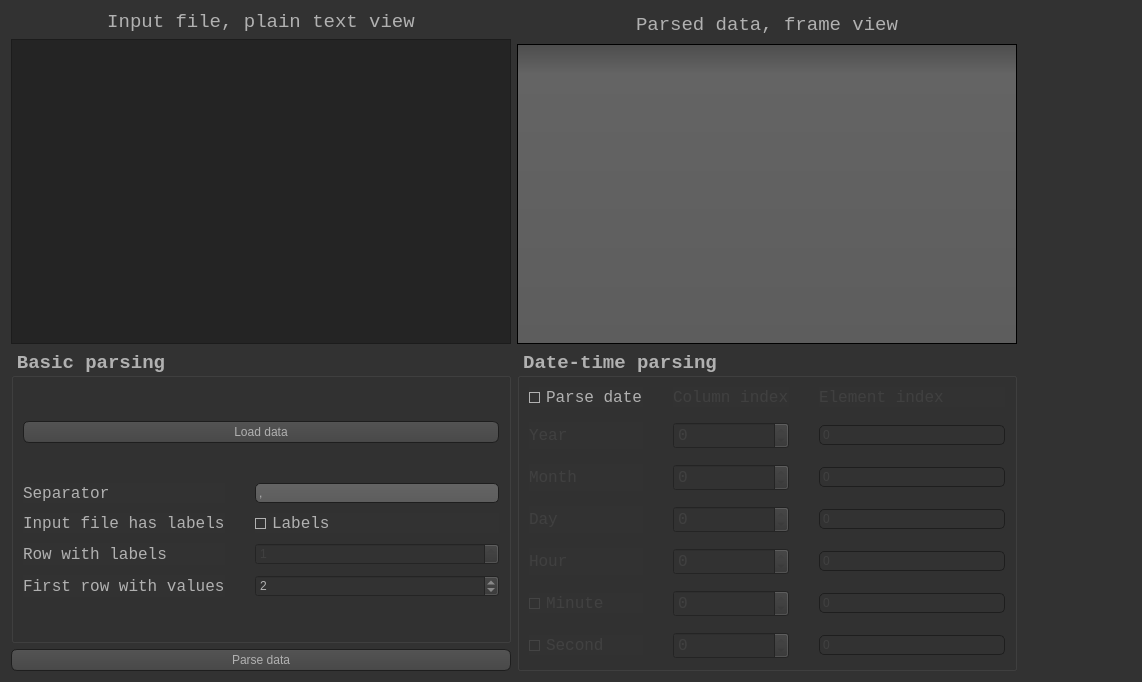
Qt form QtGUI/ParseDialog.ui (georgebv/PyEVA) before a commit.
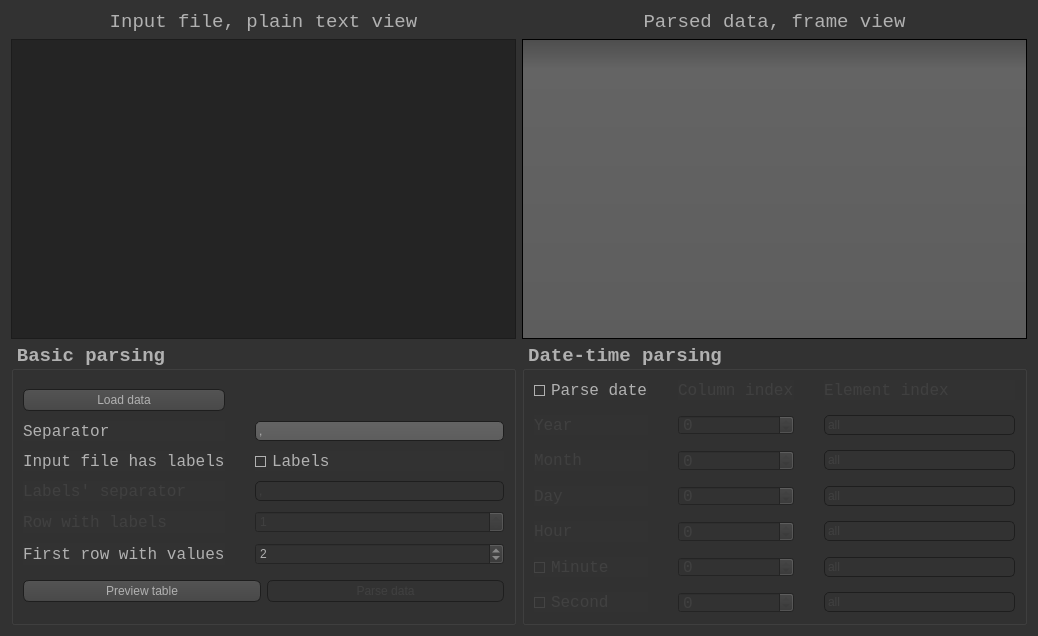
The same form after that commit. Icons and pictures are not drawn.

Diff of the .ui file:
```diff
--- a/QtGUI/ParseDialog.ui
+++ b/QtGUI/ParseDialog.ui
@@ -6,14 +6,14 @@
    <rect>
     <x>0</x>
     <y>0</y>
-    <width>1142</width>
-    <height>682</height>
+    <width>1038</width>
+    <height>636</height>
    </rect>
   </property>
   <property name="minimumSize">
    <size>
-    <width>1142</width>
-    <height>682</height>
+    <width>1038</width>
+    <height>636</height>
    </size>
   </property>
   <property name="windowTitle">
@@ -486,14 +486,8 @@
     border: 1px solid #444;
 }</string>
   </property>
-  <layout class="QFormLayout" name="formLayout">
+  <layout class="QGridLayout" name="gridLayout_3">
    <item row="0" column="0">
-    <layout class="QVBoxLayout" name="verticalLayout_4">
-     <item>
-      <layout class="QHBoxLayout" name="horizontalLayout_2">
-       <item>
-        <layout class="QVBoxLayout" name="verticalLayout_3">
-         <item>
           <widget class="QLabel" name="label">
            <property name="font">
             <font>
@@ -509,7 +503,29 @@
            </property>
           </widget>
          </item>
-         <item>
+   <item row="0" column="1">
+    <widget class="QLabel" name="label_2">
+     <property name="sizePolicy">
+      <sizepolicy hsizetype="Preferred" vsizetype="Preferred">
+       <horstretch>0</horstretch>
+       <verstretch>0</verstretch>
+      </sizepolicy>
+     </property>
+     <property name="font">
+      <font>
+       <family>Lucida Console</family>
+       <pointsize>14</pointsize>
+      </font>
+     </property>
+     <property name="text">
+      <string>Parsed data, frame view</string>
+     </property>
+     <property name="alignment">
+      <set>Qt::AlignCenter</set>
+     </property>
+    </widget>
+   </item>
+   <item row="1" column="0">
           <widget class="QPlainTextEdit" name="plainTextEdit">
            <property name="minimumSize">
             <size>
@@ -534,33 +550,7 @@
            </property>
           </widget>
          </item>
-        </layout>
-       </item>
-       <item>
-        <layout class="QVBoxLayout" name="verticalLayout_2">
-         <item>
-          <widget class="QLabel" name="label_2">
-           <property name="sizePolicy">
-            <sizepolicy hsizetype="Preferred" vsizetype="Preferred">
-             <horstretch>0</horstretch>
-             <verstretch>0</verstretch>
-            </sizepolicy>
-           </property>
-           <property name="font">
-            <font>
-             <family>Lucida Console</family>
-             <pointsize>14</pointsize>
-            </font>
-           </property>
-           <property name="text">
-            <string>Parsed data, frame view</string>
-           </property>
-           <property name="alignment">
-            <set>Qt::AlignCenter</set>
-           </property>
-          </widget>
-         </item>
-         <item>
+   <item row="1" column="1">
           <widget class="QTableWidget" name="tableWidget">
            <property name="enabled">
             <bool>true</bool>
@@ -633,15 +623,7 @@
            </attribute>
           </widget>
          </item>
-        </layout>
-       </item>
-      </layout>
-     </item>
-     <item>
-      <layout class="QHBoxLayout" name="horizontalLayout">
-       <item>
-        <layout class="QVBoxLayout" name="verticalLayout">
-         <item>
+   <item row="2" column="0">
           <widget class="QGroupBox" name="groupBox">
            <property name="sizePolicy">
             <sizepolicy hsizetype="Preferred" vsizetype="Preferred">
@@ -651,8 +633,8 @@
            </property>
            <property name="minimumSize">
             <size>
-             <width>351</width>
-             <height>149</height>
+       <width>497</width>
+       <height>282</height>
             </size>
            </property>
            <property name="font">
@@ -675,8 +657,8 @@
            <property name="checkable">
             <bool>false</bool>
            </property>
-           <layout class="QGridLayout" name="gridLayout_3">
-            <item row="1" column="0">
+     <layout class="QVBoxLayout" name="verticalLayout">
+      <item>
              <layout class="QGridLayout" name="gridLayout">
               <property name="horizontalSpacing">
                <number>30</number>
@@ -684,6 +666,65 @@
               <property name="verticalSpacing">
                <number>10</number>
               </property>
+        <item row="0" column="0">
+         <widget class="QPushButton" name="pushButton_2">
+          <property name="text">
+           <string>Load data</string>
+          </property>
+         </widget>
+        </item>
+        <item row="3" column="1">
+         <widget class="QLineEdit" name="lineEdit_8">
+          <property name="enabled">
+           <bool>false</bool>
+          </property>
+          <property name="text">
+           <string>,</string>
+          </property>
+         </widget>
+        </item>
+        <item row="1" column="1">
+         <widget class="QLineEdit" name="lineEdit">
+          <property name="text">
+           <string>,</string>
+          </property>
+         </widget>
+        </item>
+        <item row="2" column="0">
+         <widget class="QLabel" name="label_4">
+          <property name="font">
+           <font>
+            <family>Lucida Console</family>
+            <pointsize>12</pointsize>
+           </font>
+          </property>
+          <property name="text">
+           <string>Input file has labels</string>
+          </property>
+          <property name="alignment">
+           <set>Qt::AlignLeading|Qt::AlignLeft|Qt::AlignVCenter</set>
+          </property>
+         </widget>
+        </item>
+        <item row="4" column="0">
+         <widget class="QLabel" name="label_3">
+          <property name="enabled">
+           <bool>false</bool>
+          </property>
+          <property name="font">
+           <font>
+            <family>Lucida Console</family>
+            <pointsize>12</pointsize>
+           </font>
+          </property>
+          <property name="text">
+           <string>Row with labels</string>
+          </property>
+          <property name="alignment">
+           <set>Qt::AlignLeading|Qt::AlignLeft|Qt::AlignVCenter</set>
+          </property>
+         </widget>
+        </item>
               <item row="5" column="1">
                <widget class="QSpinBox" name="spinBox_2">
                 <property name="value">
@@ -691,22 +732,6 @@
                 </property>
                </widget>
               </item>
-              <item row="2" column="0">
-               <widget class="QLabel" name="label_7">
-                <property name="font">
-                 <font>
-                  <family>Lucida Console</family>
-                  <pointsize>12</pointsize>
-                 </font>
-                </property>
-                <property name="text">
-                 <string>Separator</string>
-                </property>
-                <property name="alignment">
-                 <set>Qt::AlignLeading|Qt::AlignLeft|Qt::AlignVCenter</set>
-                </property>
-               </widget>
-              </item>
               <item row="4" column="1">
                <widget class="QSpinBox" name="spinBox">
                 <property name="enabled">
@@ -717,8 +742,8 @@
                 </property>
                </widget>
               </item>
-              <item row="5" column="0">
-               <widget class="QLabel" name="label_5">
+        <item row="1" column="0">
+         <widget class="QLabel" name="label_7">
                 <property name="font">
                  <font>
                   <family>Lucida Console</family>
@@ -726,14 +751,14 @@
                  </font>
                 </property>
                 <property name="text">
-                 <string>First row with values</string>
+           <string>Separator</string>
                 </property>
                 <property name="alignment">
                  <set>Qt::AlignLeading|Qt::AlignLeft|Qt::AlignVCenter</set>
                 </property>
                </widget>
               </item>
-              <item row="3" column="1">
+        <item row="2" column="1">
                <widget class="QCheckBox" name="checkBox">
                 <property name="font">
                  <font>
@@ -746,8 +771,8 @@
                 </property>
                </widget>
               </item>
-              <item row="4" column="0">
-               <widget class="QLabel" name="label_3">
+        <item row="5" column="0">
+         <widget class="QLabel" name="label_5">
                 <property name="font">
                  <font>
                   <family>Lucida Console</family>
@@ -755,22 +780,18 @@
                  </font>
                 </property>
                 <property name="text">
-                 <string>Row with labels</string>
+           <string>First row with values</string>
                 </property>
                 <property name="alignment">
                  <set>Qt::AlignLeading|Qt::AlignLeft|Qt::AlignVCenter</set>
                 </property>
                </widget>
               </item>
-              <item row="2" column="1">
-               <widget class="QLineEdit" name="lineEdit">
-                <property name="text">
-                 <string>,</string>
-                </property>
-               </widget>
-              </item>
               <item row="3" column="0">
-               <widget class="QLabel" name="label_4">
+         <widget class="QLabel" name="label_6">
+          <property name="enabled">
+           <bool>false</bool>
+          </property>
                 <property name="font">
                  <font>
                   <family>Lucida Console</family>
@@ -778,35 +799,37 @@
                  </font>
                 </property>
                 <property name="text">
-                 <string>Input file has labels</string>
-                </property>
-                <property name="alignment">
-                 <set>Qt::AlignLeading|Qt::AlignLeft|Qt::AlignVCenter</set>
-                </property>
+           <string>Labels' separator</string>
+          </property>
                </widget>
               </item>
              </layout>
             </item>
-            <item row="0" column="0">
-             <widget class="QPushButton" name="pushButton_2">
-              <property name="text">
-               <string>Load data</string>
-              </property>
-             </widget>
-            </item>
-           </layout>
-          </widget>
-         </item>
+      <item>
+       <layout class="QHBoxLayout" name="horizontalLayout">
          <item>
           <widget class="QPushButton" name="pushButton">
            <property name="text">
+           <string>Preview table</string>
+          </property>
+         </widget>
+        </item>
+        <item>
+         <widget class="QPushButton" name="pushButton_3">
+          <property name="enabled">
+           <bool>false</bool>
+          </property>
+          <property name="text">
             <string>Parse data</string>
            </property>
           </widget>
          </item>
         </layout>
        </item>
-       <item>
+     </layout>
+    </widget>
+   </item>
+   <item row="2" column="1">
         <widget class="QGroupBox" name="groupBox_3">
          <property name="sizePolicy">
           <sizepolicy hsizetype="Preferred" vsizetype="Preferred">
@@ -816,8 +839,8 @@
          </property>
          <property name="minimumSize">
           <size>
-           <width>421</width>
-           <height>279</height>
+       <width>497</width>
+       <height>282</height>
           </size>
          </property>
          <property name="font">
@@ -840,8 +863,8 @@
             <property name="verticalSpacing">
              <number>15</number>
             </property>
-            <item row="5" column="1">
-             <widget class="QSpinBox" name="spinBox_7">
+        <item row="1" column="1">
+         <widget class="QSpinBox" name="spinBox_3">
               <property name="enabled">
                <bool>false</bool>
               </property>
@@ -853,6 +876,42 @@
               </property>
              </widget>
             </item>
+        <item row="2" column="1">
+         <widget class="QSpinBox" name="spinBox_4">
+          <property name="enabled">
+           <bool>false</bool>
+          </property>
+          <property name="font">
+           <font>
+            <family>Lucida Console</family>
+            <pointsize>12</pointsize>
+           </font>
+          </property>
+         </widget>
+        </item>
+        <item row="3" column="1">
+         <widget class="QSpinBox" name="spinBox_5">
+          <property name="enabled">
+           <bool>false</bool>
+          </property>
+          <property name="font">
+           <font>
+            <family>Lucida Console</family>
+            <pointsize>12</pointsize>
+           </font>
+          </property>
+         </widget>
+        </item>
+        <item row="1" column="2">
+         <widget class="QLineEdit" name="lineEdit_2">
+          <property name="enabled">
+           <bool>false</bool>
+          </property>
+          <property name="text">
+           <string>all</string>
+          </property>
+         </widget>
+        </item>
             <item row="0" column="2">
              <widget class="QLabel" name="label_9">
               <property name="enabled">
@@ -872,21 +931,11 @@
               </property>
              </widget>
             </item>
-            <item row="1" column="2">
-             <widget class="QLineEdit" name="lineEdit_2">
+        <item row="5" column="1">
+         <widget class="QSpinBox" name="spinBox_7">
               <property name="enabled">
                <bool>false</bool>
               </property>
-              <property name="text">
-               <string>0</string>
-              </property>
-             </widget>
-            </item>
-            <item row="2" column="1">
-             <widget class="QSpinBox" name="spinBox_4">
-              <property name="enabled">
-               <bool>false</bool>
-              </property>
               <property name="font">
                <font>
                 <family>Lucida Console</family>
@@ -895,49 +944,23 @@
               </property>
              </widget>
             </item>
-            <item row="1" column="1">
-             <widget class="QSpinBox" name="spinBox_3">
-              <property name="enabled">
-               <bool>false</bool>
-              </property>
-              <property name="font">
-               <font>
-                <family>Lucida Console</family>
-                <pointsize>12</pointsize>
-               </font>
-              </property>
-             </widget>
-            </item>
-            <item row="3" column="1">
-             <widget class="QSpinBox" name="spinBox_5">
-              <property name="enabled">
-               <bool>false</bool>
-              </property>
-              <property name="font">
-               <font>
-                <family>Lucida Console</family>
-                <pointsize>12</pointsize>
-               </font>
-              </property>
-             </widget>
-            </item>
-            <item row="2" column="2">
-             <widget class="QLineEdit" name="lineEdit_3">
-              <property name="enabled">
-               <bool>false</bool>
-              </property>
-              <property name="text">
-               <string>0</string>
-              </property>
-             </widget>
-            </item>
             <item row="3" column="2">
              <widget class="QLineEdit" name="lineEdit_4">
               <property name="enabled">
                <bool>false</bool>
               </property>
               <property name="text">
-               <string>0</string>
+           <string>all</string>
+          </property>
+         </widget>
+        </item>
+        <item row="2" column="2">
+         <widget class="QLineEdit" name="lineEdit_3">
+          <property name="enabled">
+           <bool>false</bool>
+          </property>
+          <property name="text">
+           <string>all</string>
               </property>
              </widget>
             </item>
@@ -947,7 +970,7 @@
                <bool>false</bool>
               </property>
               <property name="text">
-               <string>0</string>
+           <string>all</string>
               </property>
              </widget>
             </item>
@@ -970,7 +993,7 @@
                <bool>false</bool>
               </property>
               <property name="text">
-               <string>0</string>
+           <string>all</string>
               </property>
              </widget>
             </item>
@@ -980,7 +1003,26 @@
                <bool>false</bool>
               </property>
               <property name="text">
-               <string>0</string>
+           <string>all</string>
+          </property>
+         </widget>
+        </item>
+        <item row="1" column="0">
+         <widget class="QLabel" name="label_11">
+          <property name="enabled">
+           <bool>false</bool>
+          </property>
+          <property name="font">
+           <font>
+            <family>Lucida Console</family>
+            <pointsize>12</pointsize>
+           </font>
+          </property>
+          <property name="text">
+           <string>Year</string>
+          </property>
+          <property name="alignment">
+           <set>Qt::AlignLeading|Qt::AlignLeft|Qt::AlignVCenter</set>
               </property>
              </widget>
             </item>
@@ -1016,25 +1058,6 @@
               </property>
              </widget>
             </item>
-            <item row="1" column="0">
-             <widget class="QLabel" name="label_11">
-              <property name="enabled">
-               <bool>false</bool>
-              </property>
-              <property name="font">
-               <font>
-                <family>Lucida Console</family>
-                <pointsize>12</pointsize>
-               </font>
-              </property>
-              <property name="text">
-               <string>Year</string>
-              </property>
-              <property name="alignment">
-               <set>Qt::AlignLeading|Qt::AlignLeft|Qt::AlignVCenter</set>
-              </property>
-             </widget>
-            </item>
             <item row="2" column="0">
              <widget class="QLabel" name="label_12">
               <property name="enabled">
@@ -1092,22 +1115,6 @@
               </property>
              </widget>
             </item>
-            <item row="5" column="0">
-             <widget class="QCheckBox" name="checkBox_4">
-              <property name="enabled">
-               <bool>false</bool>
-              </property>
-              <property name="font">
-               <font>
-                <family>Lucida Console</family>
-                <pointsize>12</pointsize>
-               </font>
-              </property>
-              <property name="text">
-               <string>Minute</string>
-              </property>
-             </widget>
-            </item>
             <item row="6" column="0">
              <widget class="QCheckBox" name="checkBox_5">
               <property name="enabled">
@@ -1137,6 +1144,22 @@
               </property>
              </widget>
             </item>
+        <item row="5" column="0">
+         <widget class="QCheckBox" name="checkBox_4">
+          <property name="enabled">
+           <bool>false</bool>
+          </property>
+          <property name="font">
+           <font>
+            <family>Lucida Console</family>
+            <pointsize>12</pointsize>
+           </font>
+          </property>
+          <property name="text">
+           <string>Minute</string>
+          </property>
+         </widget>
+        </item>
            </layout>
           </item>
          </layout>
@@ -1144,10 +1167,6 @@
         </widget>
        </item>
       </layout>
-     </item>
-    </layout>
-   </item>
-  </layout>
  </widget>
  <resources>
   <include location="res.qrc"/>
```
Left out of the diff: 416 changed lines with no effect on the pictures. Lines whose indentation alone changed are shown as unchanged.
